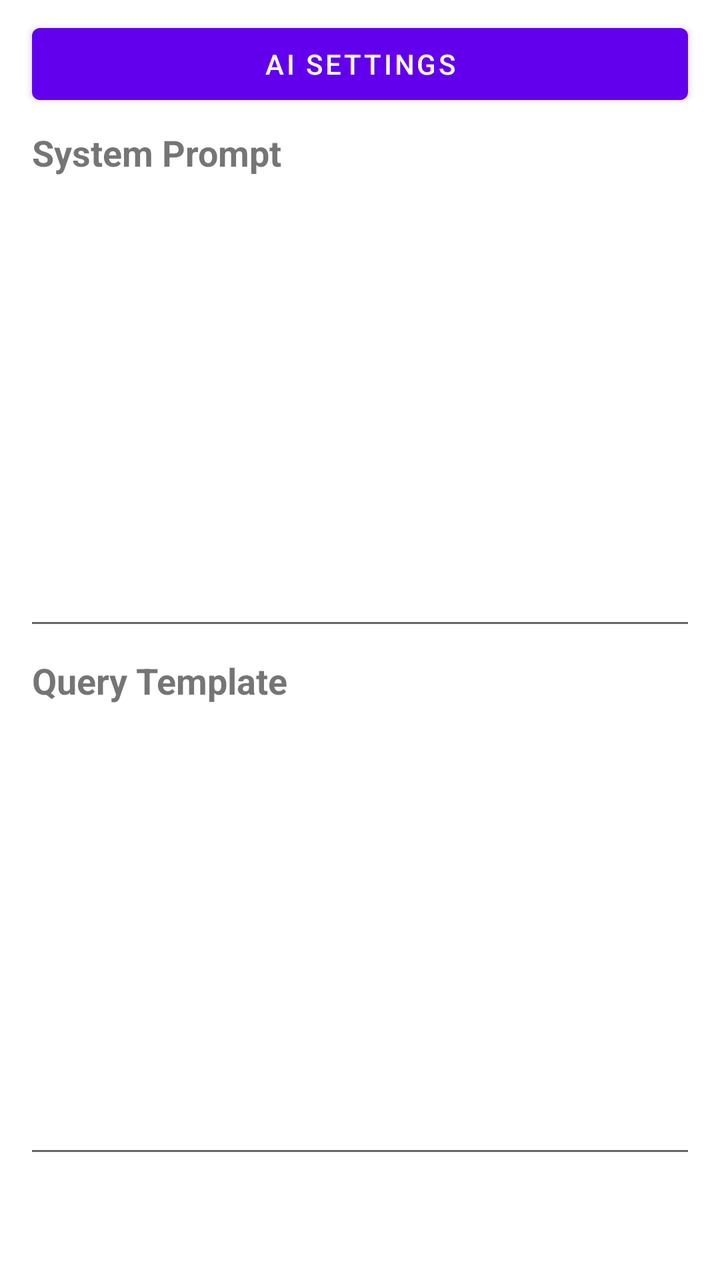
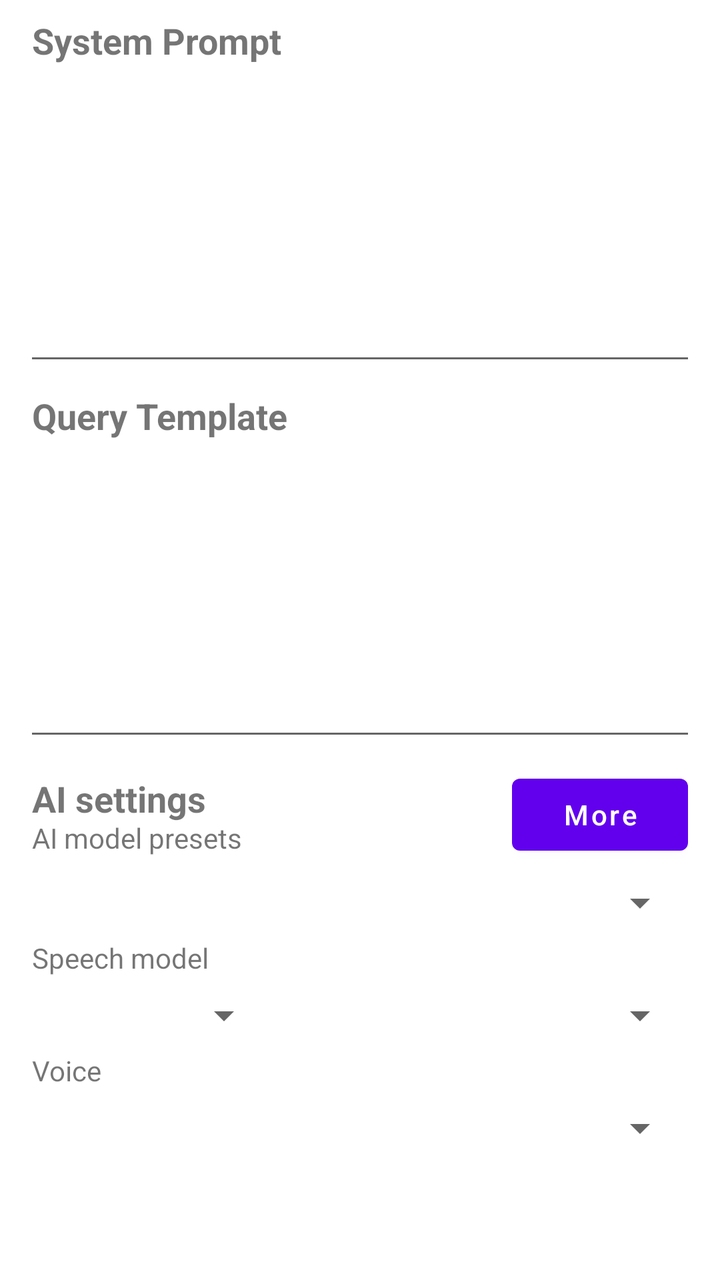

Before-and-after screenshots of an Android layout around one commit, followed by the original layout XML and the change that was made.
<!-- AndroidManifest.xml: application theme Theme.MyMeditation -->
<!-- res/layout/fragment_configuration.xml -->
<?xml version="1.0" encoding="utf-8"?>
<LinearLayout xmlns:android="http://schemas.android.com/apk/res/android"
    android:layout_width="match_parent"
    android:layout_height="match_parent"
    android:orientation="vertical"
    android:paddingBottom="?attr/actionBarSize">

    <Button
        android:id="@+id/buttonAiSettings"
        android:layout_width="match_parent"
        android:layout_height="wrap_content"
        android:layout_marginStart="@dimen/activity_horizontal_margin"
        android:layout_marginEnd="@dimen/activity_horizontal_margin"
        android:layout_marginTop="@dimen/activity_heading_margin"
        android:text="@string/ai_settings" />
    <TextView
        android:layout_width="wrap_content"
        android:layout_height="wrap_content"
        android:labelFor="@id/editTextSystemPrompt"
        android:layout_marginStart="@dimen/activity_horizontal_margin"
        android:layout_marginEnd="@dimen/activity_horizontal_margin"
        android:layout_marginTop="@dimen/activity_heading_margin"
        android:text="@string/label_system_prompt"
        android:textSize="@dimen/text_size_content_heading"
        android:textStyle="bold" />

    <EditText
        android:id="@+id/editTextSystemPrompt"
        android:layout_width="match_parent"
        android:layout_height="0dp"
        android:layout_marginStart="@dimen/editText_horizontal_margin"
        android:layout_marginEnd="@dimen/editText_horizontal_margin"
        android:layout_weight="1"
        android:gravity="top"
        android:importantForAutofill="no"
        android:inputType="textMultiLine"
        android:textSize="@dimen/text_size_content" />

    <TextView
        android:layout_width="wrap_content"
        android:layout_height="wrap_content"
        android:layout_marginStart="@dimen/activity_horizontal_margin"
        android:layout_marginEnd="@dimen/activity_horizontal_margin"
        android:layout_marginTop="@dimen/activity_heading_margin"
        android:labelFor="@id/editTextQueryTemplate"
        android:text="@string/label_query_template"
        android:textSize="@dimen/text_size_content_heading"
        android:textStyle="bold" />

    <EditText
        android:id="@+id/editTextQueryTemplate"
        android:layout_width="match_parent"
        android:layout_height="0dp"
        android:layout_marginStart="@dimen/editText_horizontal_margin"
        android:layout_marginEnd="@dimen/editText_horizontal_margin"
        android:layout_weight="1"
        android:gravity="top"
        android:importantForAutofill="no"
        android:inputType="textMultiLine"
        android:textSize="@dimen/text_size_content" />
</LinearLayout>
<!-- resources referenced by this layout -->
<resources>
  <dimen name="activity_heading_margin">8dp</dimen>
  <dimen name="activity_horizontal_margin">16dp</dimen>
  <dimen name="editText_horizontal_margin">12dp</dimen>
  <dimen name="text_size_content">16sp</dimen>
  <dimen name="text_size_content_heading">18sp</dimen>
  <string name="ai_settings">AI settings</string>
  <string name="label_query_template">Query Template</string>
  <string name="label_system_prompt">System Prompt</string>
  <style name="Theme.MyMeditation" parent="Theme.MaterialComponents.DayNight.DarkActionBar">
          
          <item name="colorPrimary">@color/purple_500</item>
          <item name="colorPrimaryVariant">@color/purple_700</item>
          <item name="colorOnPrimary">@color/white</item>
          
          <item name="colorSecondary">@color/teal_200</item>
          <item name="colorSecondaryVariant">@color/teal_700</item>
          <item name="colorOnSecondary">@color/black</item>
          
          <item name="android:statusBarColor">?attr/colorPrimaryVariant</item>
          
      </style>
  <color name="purple_500">#FF6200EE</color>
  <color name="purple_700">#FF3700B3</color>
  <color name="white">#FFFFFFFF</color>
  <color name="teal_200">#FF03DAC5</color>
  <color name="teal_700">#FF018786</color>
  <color name="black">#FF000000</color>
</resources>

<!-- the commit's change to res/layout/fragment_configuration.xml (unified diff, before → after) -->
@@ -5,14 +5,6 @@
     android:orientation="vertical"
     android:paddingBottom="?attr/actionBarSize">
 
-    <Button
-        android:id="@+id/buttonAiSettings"
-        android:layout_width="match_parent"
-        android:layout_height="wrap_content"
-        android:layout_marginStart="@dimen/activity_horizontal_margin"
-        android:layout_marginEnd="@dimen/activity_horizontal_margin"
-        android:layout_marginTop="@dimen/activity_heading_margin"
-        android:text="@string/ai_settings" />
     <TextView
         android:layout_width="wrap_content"
         android:layout_height="wrap_content"
@@ -31,6 +23,7 @@
         android:layout_marginStart="@dimen/editText_horizontal_margin"
         android:layout_marginEnd="@dimen/editText_horizontal_margin"
         android:layout_weight="1"
+        android:scrollbars="vertical"
         android:gravity="top"
         android:importantForAutofill="no"
         android:inputType="textMultiLine"
@@ -54,8 +47,94 @@
         android:layout_marginStart="@dimen/editText_horizontal_margin"
         android:layout_marginEnd="@dimen/editText_horizontal_margin"
         android:layout_weight="1"
+        android:scrollbars="vertical"
         android:gravity="top"
         android:importantForAutofill="no"
         android:inputType="textMultiLine"
         android:textSize="@dimen/text_size_content" />
+
+    <LinearLayout
+        android:layout_width="match_parent"
+        android:layout_height="wrap_content"
+        android:layout_marginHorizontal="@dimen/activity_horizontal_margin"
+        android:layout_marginTop="@dimen/activity_heading_margin"
+        android:orientation="vertical">
+
+        <LinearLayout
+            android:layout_width="match_parent"
+            android:layout_height="wrap_content"
+            android:gravity="center_vertical"
+            android:orientation="horizontal">
+            <LinearLayout
+                android:layout_width="0dp"
+                android:layout_height="wrap_content"
+                android:layout_weight="1"
+                android:orientation="vertical">
+                <TextView
+                    android:layout_width="match_parent"
+                    android:layout_height="wrap_content"
+                    android:accessibilityHeading="true"
+                    android:text="@string/ai_settings"
+                    android:textSize="@dimen/text_size_content_heading"
+                    android:textStyle="bold" />
+                <TextView
+                    android:layout_width="match_parent"
+                    android:layout_height="wrap_content"
+                    android:includeFontPadding="false"
+                    android:labelFor="@id/spinnerAiModelPreset"
+                    android:text="@string/ai_model_presets_label" />
+            </LinearLayout>
+            <Button
+                android:id="@+id/buttonAiSettings"
+                android:layout_width="wrap_content"
+                android:layout_height="48dp"
+                android:layout_marginStart="8dp"
+                android:text="@string/button_more"
+                android:contentDescription="@string/ai_settings"
+                android:textAllCaps="false" />
+        </LinearLayout>
+
+        <Spinner
+            android:id="@+id/spinnerAiModelPreset"
+            android:layout_width="match_parent"
+            android:layout_height="40dp"
+            android:saveEnabled="false" />
+
+        <TextView
+            android:layout_width="match_parent"
+            android:layout_height="wrap_content"
+            android:includeFontPadding="false"
+            android:labelFor="@id/spinnerSpeechModel"
+            android:text="@string/speech_model_label" />
+        <LinearLayout
+            android:layout_width="match_parent"
+            android:layout_height="40dp"
+            android:orientation="horizontal">
+            <Spinner
+                android:id="@+id/spinnerSpeechBackend"
+                android:layout_width="120dp"
+                android:layout_height="match_parent"
+                android:contentDescription="@string/speech_output_label"
+                android:saveEnabled="false" />
+            <Spinner
+                android:id="@+id/spinnerSpeechModel"
+                android:layout_width="0dp"
+                android:layout_height="match_parent"
+                android:layout_marginStart="8dp"
+                android:layout_weight="1"
+                android:saveEnabled="false" />
+        </LinearLayout>
+
+        <TextView
+            android:layout_width="match_parent"
+            android:layout_height="wrap_content"
+            android:includeFontPadding="false"
+            android:labelFor="@id/spinnerSpeechVoice"
+            android:text="@string/speech_voice_label" />
+        <Spinner
+            android:id="@+id/spinnerSpeechVoice"
+            android:layout_width="match_parent"
+            android:layout_height="40dp"
+            android:saveEnabled="false" />
+    </LinearLayout>
 </LinearLayout>
<!-- resource entries referenced after the edit -->
@@ -5,9 +5,14 @@
   <dimen name="editText_horizontal_margin">12dp</dimen>
   <dimen name="text_size_content">16sp</dimen>
   <dimen name="text_size_content_heading">18sp</dimen>
+  <string name="ai_model_presets_label">AI model presets</string>
   <string name="ai_settings">AI settings</string>
+  <string name="button_more">More</string>
   <string name="label_query_template">Query Template</string>
   <string name="label_system_prompt">System Prompt</string>
+  <string name="speech_model_label">Speech model</string>
+  <string name="speech_output_label">Voice output</string>
+  <string name="speech_voice_label">Voice</string>
   <style name="Theme.MyMeditation" parent="Theme.MaterialComponents.DayNight.DarkActionBar">
           
           <item name="colorPrimary">@color/purple_500</item>
